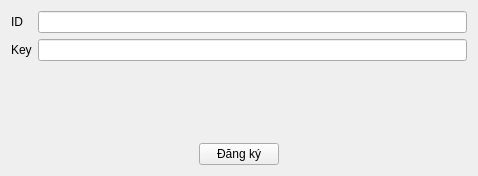
Old version of the form Sources/HxRegisterDialog.ui in the repository VanDuongPCB/desktop-laser-marking-system.
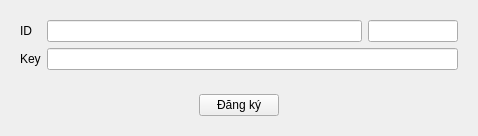
New version of the form.

Patch:
```diff
--- a/Sources/HxRegisterDialog.ui
+++ b/Sources/HxRegisterDialog.ui
@@ -7,34 +7,29 @@
     <x>0</x>
     <y>0</y>
     <width>478</width>
-    <height>176</height>
+    <height>136</height>
    </rect>
   </property>
   <property name="windowTitle">
    <string>Đăng ký</string>
   </property>
   <layout class="QGridLayout" name="gridLayout_2">
-   <item row="1" column="1">
-    <widget class="QLineEdit" name="txtKey"/>
-   </item>
-   <item row="0" column="0">
-    <widget class="QLabel" name="label">
-     <property name="text">
-      <string>ID</string>
-     </property>
-    </widget>
-   </item>
-   <item row="1" column="0">
-    <widget class="QLabel" name="label_2">
-     <property name="text">
-      <string>Key</string>
-     </property>
-    </widget>
-   </item>
-   <item row="3" column="1">
+   <property name="leftMargin">
+    <number>20</number>
+   </property>
+   <property name="topMargin">
+    <number>20</number>
+   </property>
+   <property name="rightMargin">
+    <number>20</number>
+   </property>
+   <property name="bottomMargin">
+    <number>20</number>
+   </property>
+   <item row="2" column="1">
     <spacer name="verticalSpacer">
      <property name="orientation">
-      <enum>Qt::Vertical</enum>
+      <enum>Qt::Orientation::Vertical</enum>
      </property>
      <property name="sizeHint" stdset="0">
       <size>
@@ -44,6 +39,13 @@
      </property>
     </spacer>
    </item>
+   <item row="1" column="0">
+    <widget class="QLabel" name="label_2">
+     <property name="text">
+      <string>Key</string>
+     </property>
+    </widget>
+   </item>
    <item row="0" column="1">
     <widget class="QLineEdit" name="txtID">
      <property name="readOnly">
@@ -51,12 +53,47 @@
      </property>
     </widget>
    </item>
-   <item row="4" column="0" colspan="2">
+   <item row="0" column="0">
+    <widget class="QLabel" name="label">
+     <property name="text">
+      <string>ID</string>
+     </property>
+    </widget>
+   </item>
+   <item row="0" column="2">
+    <widget class="QLineEdit" name="txtVersion">
+     <property name="sizePolicy">
+      <sizepolicy hsizetype="Fixed" vsizetype="Fixed">
+       <horstretch>0</horstretch>
+       <verstretch>0</verstretch>
+      </sizepolicy>
+     </property>
+     <property name="minimumSize">
+      <size>
+       <width>80</width>
+       <height>0</height>
+      </size>
+     </property>
+     <property name="maximumSize">
+      <size>
+       <width>90</width>
+       <height>16777215</height>
+      </size>
+     </property>
+     <property name="readOnly">
+      <bool>true</bool>
+     </property>
+    </widget>
+   </item>
+   <item row="1" column="1" colspan="2">
+    <widget class="QLineEdit" name="txtKey"/>
+   </item>
+   <item row="3" column="0" colspan="3">
     <layout class="QHBoxLayout" name="horizontalLayout">
      <item>
       <spacer name="horizontalSpacer">
        <property name="orientation">
-        <enum>Qt::Horizontal</enum>
+        <enum>Qt::Orientation::Horizontal</enum>
        </property>
        <property name="sizeHint" stdset="0">
         <size>
@@ -67,7 +104,7 @@
       </spacer>
      </item>
      <item>
-      <widget class="QPushButton" name="pushButton">
+      <widget class="QPushButton" name="btnRegister">
        <property name="text">
         <string>Đăng ký</string>
        </property>
@@ -79,7 +116,7 @@
      <item>
       <spacer name="horizontalSpacer_2">
        <property name="orientation">
-        <enum>Qt::Horizontal</enum>
+        <enum>Qt::Orientation::Horizontal</enum>
        </property>
        <property name="sizeHint" stdset="0">
         <size>
@@ -91,16 +128,6 @@
      </item>
     </layout>
    </item>
-   <item row="2" column="1">
-    <widget class="QLabel" name="lblError">
-     <property name="styleSheet">
-      <string notr="true">color:red;</string>
-     </property>
-     <property name="text">
-      <string/>
-     </property>
-    </widget>
-   </item>
   </layout>
  </widget>
  <resources/>
```
